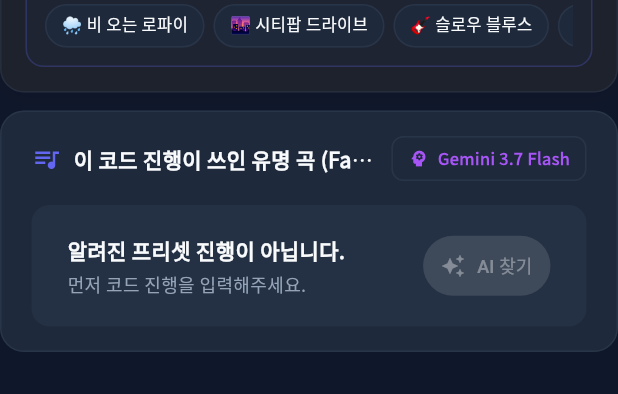
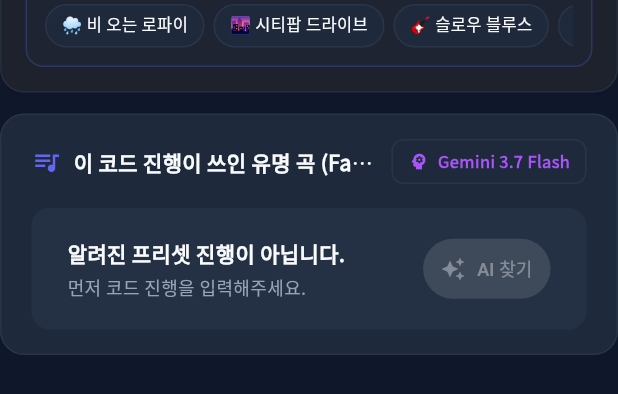
Before and after one commit to 2jungho/chord5-wheel, a Flutter app: the _StudioJamAndSongSection widget shown alone on an empty page, opened directly, on a phone screen of 412 x 824 dp. Shown: the part 776-1170 px from the top of the screen. Run offline on Flutter 3.47's test engine with Material 3 defaults, Android fonts, the phone set to English and light mode, and no system bars; our stand-ins replace audioplayers, flutter_markdown, go_router, google_fonts, google_generative_ai, shared_preferences and 2 more; missing offline and left inert: dart:js_interop, dart_openai, flutter_soloud, window_manager; accounts and stored records are empty; statements that could not run were skipped.

Commit message:
feat: optimize studio layout with 3-tier pro workflow architecture

```diff
--- a/lib/views/studio/studio_view.dart
+++ b/lib/views/studio/studio_view.dart
@@ -98,7 +98,7 @@
   }
 }
 
-/// AI Jam & 유명 곡 패널 영역
+/// AI Jam & 유명 곡 패널 영역 (Tier 2: Live Jam & Sound Engine)
 class _StudioJamAndSongSection extends StatelessWidget {
   const _StudioJamAndSongSection();
 
@@ -109,14 +109,14 @@
       builder: (context, session, _) {
         return LayoutBuilder(
           builder: (context, panelConstraints) {
-            final isCompact = panelConstraints.maxWidth < 950;
+            final isCompact = panelConstraints.maxWidth < 1100;
 
             if (isCompact) {
               return Column(
                 crossAxisAlignment: CrossAxisAlignment.stretch,
                 children: [
                   const LyriaJamPanel(),
-                  const SizedBox(height: 12),
+                  const SizedBox(height: 14),
                   FamousSongsPanel(session: session),
                 ],
               );
@@ -126,12 +126,12 @@
               crossAxisAlignment: CrossAxisAlignment.start,
               children: [
                 const Expanded(
-                  flex: 5,
+                  flex: 62,
                   child: LyriaJamPanel(),
                 ),
-                const SizedBox(width: 12),
+                const SizedBox(width: 14),
                 Expanded(
-                  flex: 5,
+                  flex: 38,
                   child: FamousSongsPanel(session: session),
                 ),
               ],
@@ -142,6 +142,7 @@
     );
   }
 }
+
 
 /// Studio 프렛보드 영역 (Selector 기반 최적화)
 class _StudioFretboardSection extends StatelessWidget {
```
Also changed, not shown: 1 other file.
